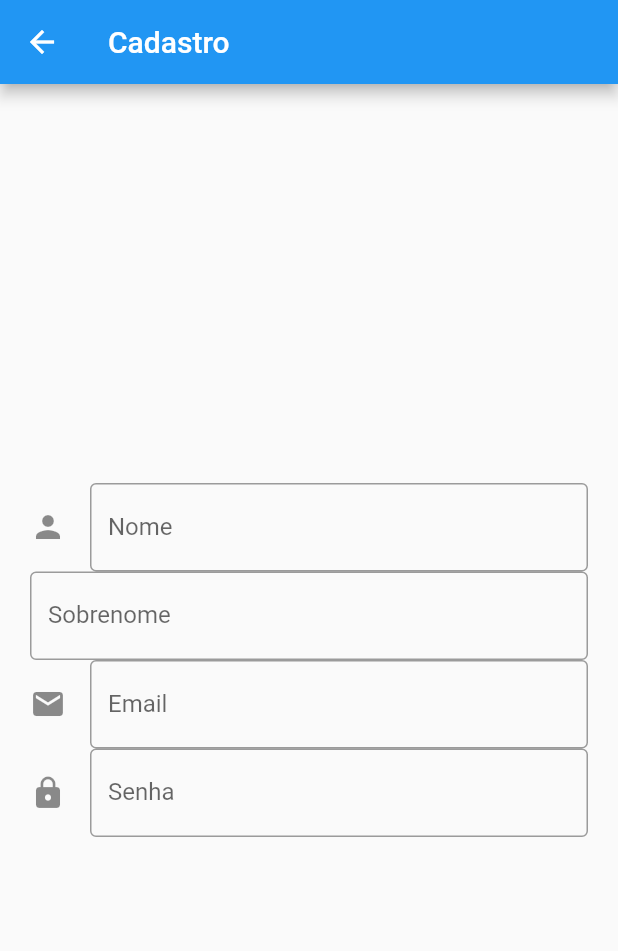
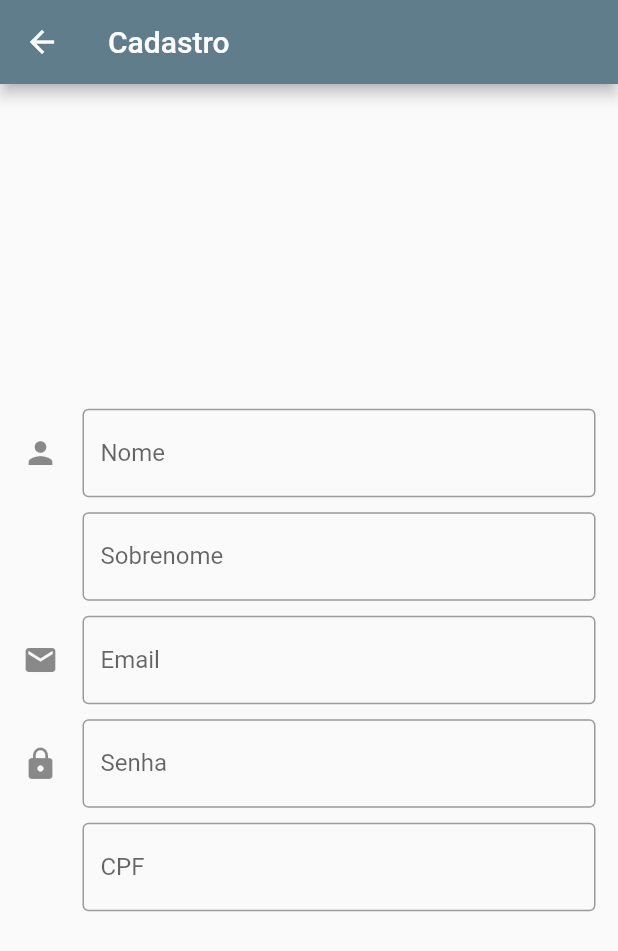
Before and after one commit to ginaldolaranjeiras/dolman_app, a Flutter app: the screen it shows after launch, after a tap on "Cadastrar", on a phone screen of 412 x 824 dp. Shown: the top 951 px of the screen. Run offline on Flutter 3.47's test engine with Material 2 defaults, Android fonts, the phone set to English and light mode, and no system bars.

Commit message:
Pequenas adições cadastro

```diff
--- a/lib/ui/pages/cadastro.dart
+++ b/lib/ui/pages/cadastro.dart
@@ -5,6 +5,7 @@ class Cadastro extends MaterialPageRoute<Null> {
   : super(builder: (BuildContext context) {
     return Scaffold(
       appBar: AppBar(
+        backgroundColor: Colors.blueGrey,
         title: const Text(
           'Cadastro'
         ),
@@ -12,12 +13,14 @@ class Cadastro extends MaterialPageRoute<Null> {
       body: Center(
         child: SingleChildScrollView(
           child: Padding(
-            padding: EdgeInsets.all(20.00),
+            padding: EdgeInsets.all(10.00),
             child: Column(
             crossAxisAlignment: CrossAxisAlignment.stretch,
             mainAxisAlignment: MainAxisAlignment.spaceAround,
             children: <Widget>[
-              TextFormField(
+              Padding(
+                padding: EdgeInsets.all(5.00),
+                child:TextFormField(
                   decoration: const InputDecoration(
                     border: OutlineInputBorder(
 
@@ -34,7 +37,11 @@ class Cadastro extends MaterialPageRoute<Null> {
                     return value.contains('@') ? 'Do not use the @ char.' : null;
                   },
                 ),
-              TextFormField(
+              ),
+
+              Padding(
+                padding: EdgeInsets.fromLTRB(45.0, 5.0, 5.0, 5.0),
+                child: TextFormField(
                   decoration: const InputDecoration(
                     border: OutlineInputBorder(
 
@@ -48,7 +55,11 @@ class Cadastro extends MaterialPageRoute<Null> {
                     return value.contains('@') ? 'Do not use the @ char.' : null;
                   },
                 ),
-              TextFormField(
+              ),
+
+              Padding(
+                padding: EdgeInsets.all(5.00),
+                child: TextFormField(
                   decoration: const InputDecoration(
                     icon: Icon(
                       Icons.mail
@@ -65,7 +76,12 @@ class Cadastro extends MaterialPageRoute<Null> {
                     return value.contains('@') ? 'Do not use the @ char.' : null;
                   },
                 ),
-              TextField(
+              ),
+
+              Padding(
+                padding: EdgeInsets.all(5.00),
+                child:TextField(
+                  keyboardType: TextInputType.numberWithOptions(),
                   obscureText: true,
                   decoration: InputDecoration(
                     icon: Icon(
@@ -78,6 +94,29 @@ class Cadastro extends MaterialPageRoute<Null> {
                     labelText: 'Senha',
                   ),
                 )
+              ),
+
+              Padding(
+                padding: EdgeInsets.fromLTRB(45.0, 5.0, 5.0, 5.0),
+                child: TextFormField(
+                  decoration: const InputDecoration(
+                    border: OutlineInputBorder(
+
+                    ),
+                    hintText: '000.000.000-00',
+                    labelText: 'CPF',
+                  ),
+                  onSaved: (String value) {
+                  },
+                  validator: (String value) {
+                    return value.contains('@') ? 'Do not use the @ char.' : null;
+                  },
+                ),
+              ),
+
+
+
+
             ],
             ),
 
```
Lines whose indentation alone changed are shown as unchanged.
